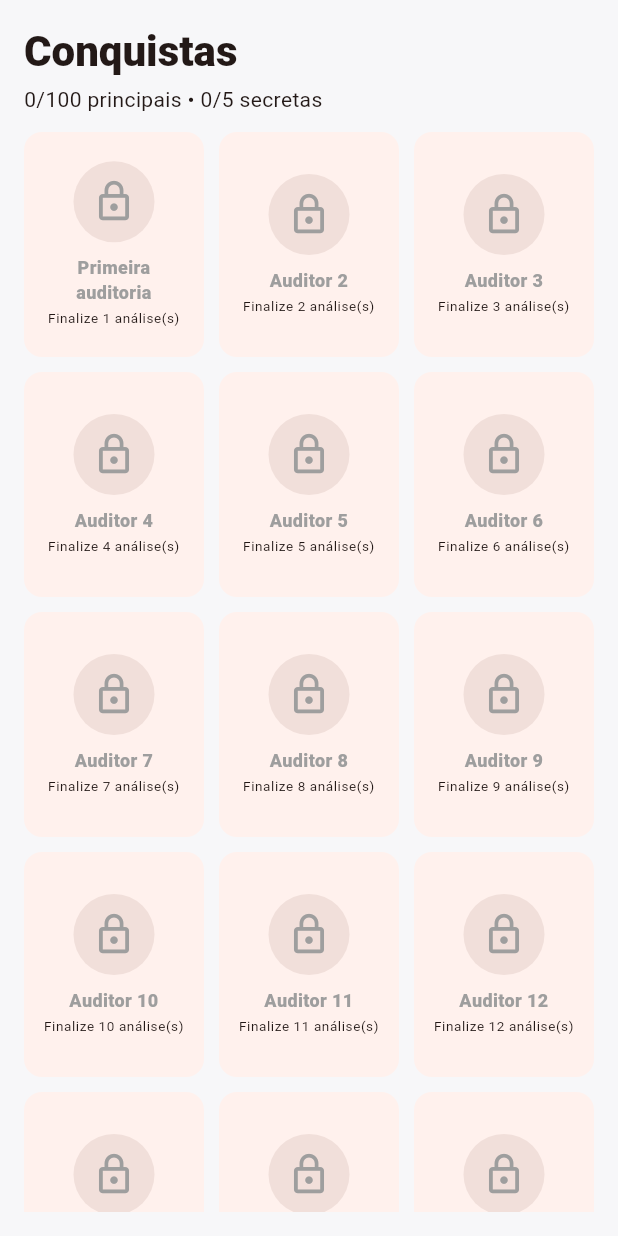
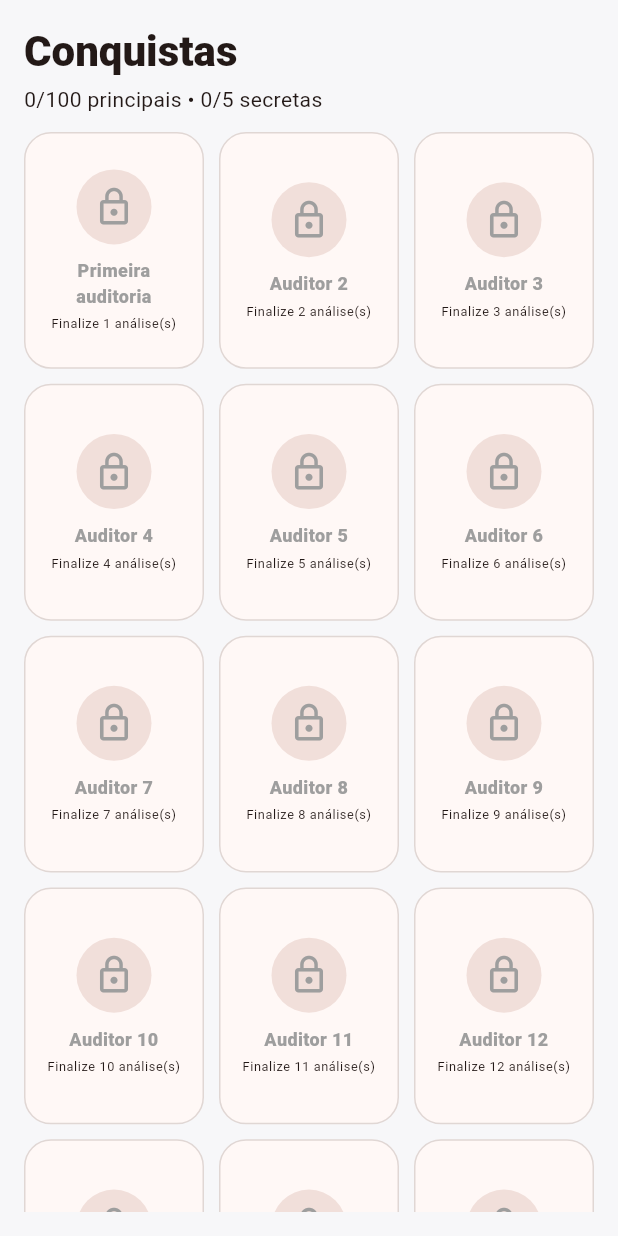
Before and after one commit to greskgja2-pixel/shopee-login-test, a Flutter app: the AchievementsPage widget shown alone on an empty page, opened directly with empty values, on a phone screen of 412 x 824 dp. Run offline on Flutter 3.47's test engine with Material 3 defaults, Android fonts, the phone set to English and light mode, and no system bars; our stand-ins replace audioplayers, pdf, shared_preferences, webview_flutter; accounts and stored records are empty.

Commit message:
style: aproxima conquistas do novo visual dourado

```diff
--- a/super_anuncio/lib/achievements_page.dart
+++ b/super_anuncio/lib/achievements_page.dart
@@ -21,25 +21,55 @@ class AchievementsPage extends StatelessWidget {
           const SizedBox(height: 12),
           Expanded(
             child: GridView.builder(
-              gridDelegate: const SliverGridDelegateWithFixedCrossAxisCount(crossAxisCount: 3, crossAxisSpacing: 10, mainAxisSpacing: 10, childAspectRatio: .80),
+              gridDelegate: const SliverGridDelegateWithFixedCrossAxisCount(crossAxisCount: 3, crossAxisSpacing: 10, mainAxisSpacing: 10, childAspectRatio: .76),
               itemCount: all.length,
               itemBuilder: (_, i) {
                 final a = all[i];
                 final active = unlocked.contains(a.id);
                 final isSecret = a.id > 100;
-                return Card(
+                return Container(
+                  decoration: BoxDecoration(
+                    color: active ? const Color(0xFFFFF8F1) : Theme.of(context).cardColor,
+                    borderRadius: BorderRadius.circular(18),
+                    border: Border.all(color: active ? kOrange : Theme.of(context).dividerColor.withOpacity(.25), width: active ? 2 : 1),
+                    boxShadow: active
+                        ? [BoxShadow(color: kOrange.withOpacity(.08), blurRadius: 8, offset: const Offset(0, 3))]
+                        : null,
+                  ),
                   child: Padding(
-                    padding: const EdgeInsets.all(10),
+                    padding: const EdgeInsets.all(9),
                     child: Column(mainAxisAlignment: MainAxisAlignment.center, children: [
-                      CircleAvatar(
-                        radius: 27,
-                        backgroundColor: active ? Colors.amber.withOpacity(.22) : Theme.of(context).colorScheme.surfaceContainerHighest,
-                        child: Icon(active ? a.icon : isSecret ? Icons.question_mark : Icons.lock_outline, color: active ? Colors.amber.shade800 : Colors.grey, size: 30),
+                      if (active)
+                        Stack(
+                          alignment: Alignment.topCenter,
+                          clipBehavior: Clip.none,
+                          children: [
+                            const Padding(padding: EdgeInsets.only(top: 8), child: SaShield(size: 48)),
+                            Positioned(top: -7, child: Icon(Icons.workspace_premium, color: Colors.amber.shade700, size: 24)),
+                          ],
+                        )
+                      else
+                        CircleAvatar(
+                          radius: 25,
+                          backgroundColor: Theme.of(context).colorScheme.surfaceContainerHighest,
+                          child: Icon(isSecret ? Icons.question_mark : Icons.lock_outline, color: Colors.grey, size: 28),
+                        ),
+                      const SizedBox(height: 9),
+                      Text(
+                        active || !isSecret ? a.title : '???',
+                        textAlign: TextAlign.center,
+                        maxLines: 2,
+                        overflow: TextOverflow.ellipsis,
+                        style: TextStyle(fontSize: 12, fontWeight: FontWeight.w900, color: active ? const Color(0xFF262626) : Colors.grey),
                       ),
-                      const SizedBox(height: 8),
-                      Text(active || !isSecret ? a.title : '???', textAlign: TextAlign.center, maxLines: 2, overflow: TextOverflow.ellipsis, style: TextStyle(fontSize: 12, fontWeight: FontWeight.w900, color: active ? null : Colors.grey)),
-                      const SizedBox(height: 3),
-                      Text(active ? 'Desbloqueada' : isSecret ? 'Conquista secreta' : a.hint, textAlign: TextAlign.center, maxLines: 2, overflow: TextOverflow.ellipsis, style: Theme.of(context).textTheme.bodySmall?.copyWith(fontSize: 9)),
+                      const SizedBox(height: 4),
+                      Text(
+                        active ? 'CONQUISTA DESBLOQUEADA' : isSecret ? 'Conquista secreta' : a.hint,
+                        textAlign: TextAlign.center,
+                        maxLines: 2,
+                        overflow: TextOverflow.ellipsis,
+                        style: Theme.of(context).textTheme.bodySmall?.copyWith(fontSize: 8.5, color: active ? kOrange : null, fontWeight: active ? FontWeight.w800 : FontWeight.normal),
+                      ),
                     ]),
                   ),
                 );
```
